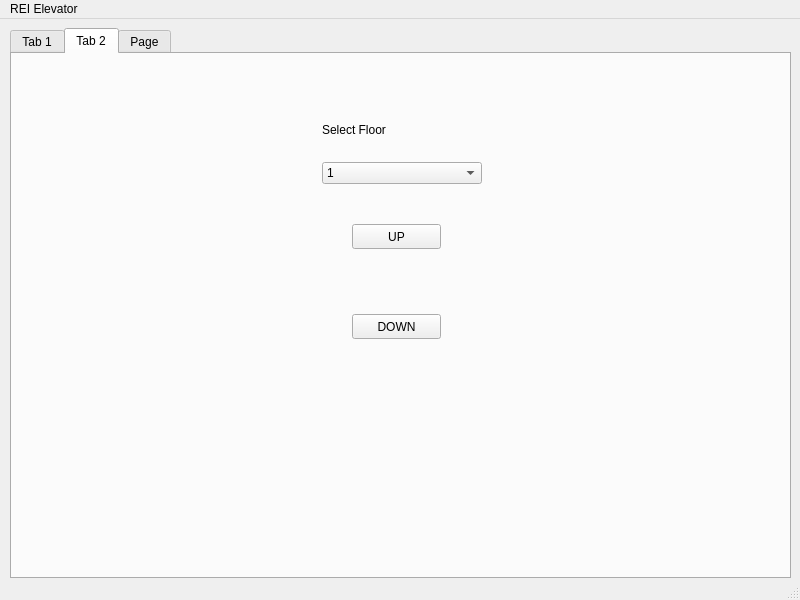
Old version of the form ElevatorApplication/mainelevatorwindow.ui in the repository CATBOYCOWBOY/COMP3004A3.
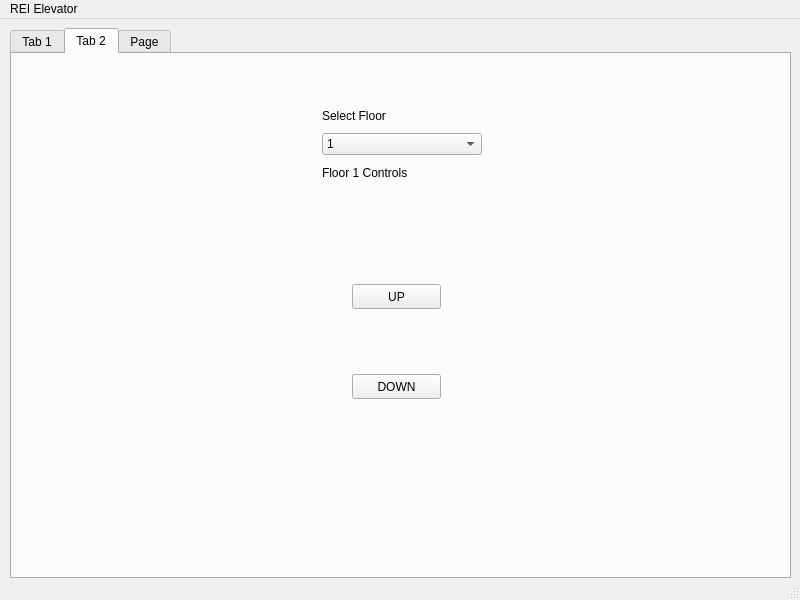
New version of the form. The open tabs and pages were chosen to show the change.

What changed in the file:
```diff
--- a/ElevatorApplication/mainelevatorwindow.ui
+++ b/ElevatorApplication/mainelevatorwindow.ui
@@ -422,13 +422,20 @@
          </item>
         </widget>
        </item>
+       <item>
+        <widget class="QLabel" name="FloorSelectLabel">
+         <property name="text">
+          <string>Floor 1 Controls</string>
+         </property>
+        </widget>
+       </item>
       </layout>
      </widget>
      <widget class="QPushButton" name="pushButton_2">
       <property name="geometry">
        <rect>
         <x>340</x>
-        <y>170</y>
+        <y>230</y>
         <width>89</width>
         <height>25</height>
        </rect>
@@ -441,7 +448,7 @@
       <property name="geometry">
        <rect>
         <x>340</x>
-        <y>260</y>
+        <y>320</y>
         <width>89</width>
         <height>25</height>
        </rect>
```
Left out of the diff: 7 changed lines with no effect on the pictures.
